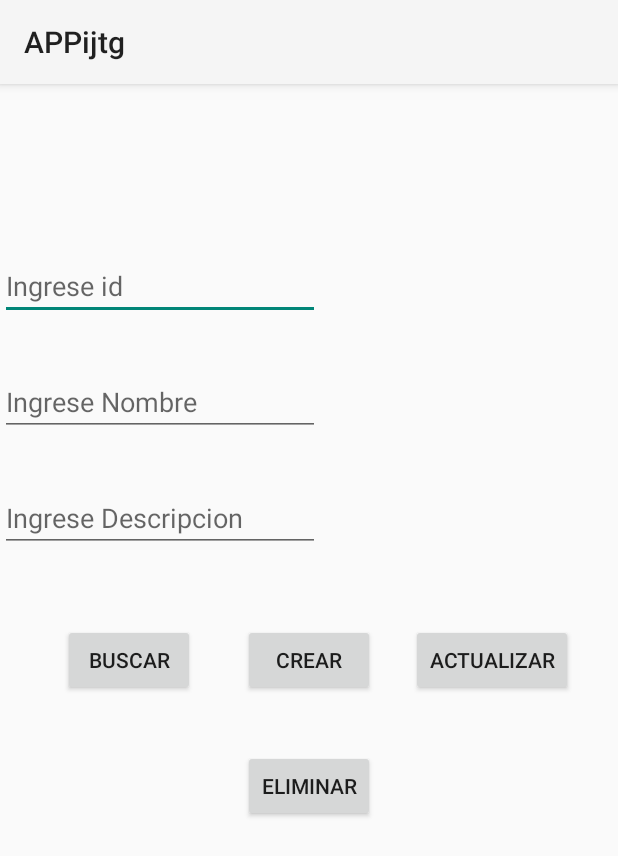
After one commit to EPN-2023B-Moviles-GR1SW/mov-gr1sw-toaquiza-gomez-ismael-jair, an Android app built with Jetpack Compose: the ECrudEntrenador screen opened directly, with no data from a screen before it, on a phone screen of 412 x 824 dp. The commit adds this screen. Shown: the top 856 px of the screen. Run offline under Robolectric (Android 15) with nearby library versions, the phone set to English and light mode, and no system bars.

Commit message:
Hasta interfaz

```diff
--- a/02-Android/app/src/main/AndroidManifest.xml
+++ b/02-Android/app/src/main/AndroidManifest.xml
@@ -12,6 +12,9 @@
         android:supportsRtl="true"
         android:theme="@style/Theme.AppCompat.Light"
         tools:targetApi="31">
+        <activity
+            android:name=".ECrudEntrenador"
+            android:exported="false" />
         <activity
             android:name=".CIntentExplicitoParametros"
             android:exported="false" />
--- /dev/null
+++ b/02-Android/app/src/main/java/com/example/b2023_gr1sw_ijtg/ECrudEntrenador.kt
@@ -0,0 +1,11 @@
+package com.example.b2023_gr1sw_ijtg
+
+import androidx.appcompat.app.AppCompatActivity
+import android.os.Bundle
+
+class ECrudEntrenador : AppCompatActivity() {
+    override fun onCreate(savedInstanceState: Bundle?) {
+        super.onCreate(savedInstanceState)
+        setContentView(R.layout.activity_ecrud_entrenador)
+    }
+}
--- /dev/null
+++ b/02-Android/app/src/main/res/layout/activity_ecrud_entrenador.xml
@@ -0,0 +1,88 @@
+<?xml version="1.0" encoding="utf-8"?>
+<androidx.constraintlayout.widget.ConstraintLayout xmlns:android="http://schemas.android.com/apk/res/android"
+    xmlns:app="http://schemas.android.com/apk/res-auto"
+    xmlns:tools="http://schemas.android.com/tools"
+    android:layout_width="match_parent"
+    android:layout_height="match_parent"
+    tools:context=".ECrudEntrenador">
+
+    <EditText
+        android:id="@+id/input_id"
+        android:layout_width="wrap_content"
+        android:layout_height="wrap_content"
+        android:layout_marginBottom="32dp"
+        android:ems="10"
+        android:hint="Ingrese id"
+        android:inputType="text"
+        app:layout_constraintBottom_toTopOf="@+id/input_nombre"
+        app:layout_constraintEnd_toEndOf="@+id/input_nombre"
+        app:layout_constraintHorizontal_bias="1.0"
+        app:layout_constraintStart_toStartOf="@+id/input_nombre" />
+
+    <EditText
+        android:id="@+id/input_nombre"
+        android:layout_width="wrap_content"
+        android:layout_height="wrap_content"
+        android:layout_marginBottom="32dp"
+        android:ems="10"
+        android:hint="Ingrese Nombre"
+        android:inputType="text"
+        app:layout_constraintBottom_toTopOf="@+id/input_descripcion"
+        app:layout_constraintEnd_toEndOf="@+id/input_descripcion"
+        app:layout_constraintStart_toStartOf="@+id/input_descripcion" />
+
+    <EditText
+        android:id="@+id/input_descripcion"
+        android:layout_width="wrap_content"
+        android:layout_height="wrap_content"
+        android:layout_marginBottom="48dp"
+        android:ems="10"
+        android:hint="Ingrese Descripcion"
+        android:inputType="text"
+        app:layout_constraintBottom_toTopOf="@+id/btn_crear_bdd"
+        tools:layout_editor_absoluteX="100dp"
+        tools:ignore="MissingConstraints" />
+
+    <Button
+        android:id="@+id/btn_crear_bdd"
+        android:layout_width="wrap_content"
+        android:layout_height="wrap_content"
+        android:text="Crear"
+        app:layout_constraintBottom_toBottomOf="parent"
+        app:layout_constraintEnd_toEndOf="parent"
+        app:layout_constraintStart_toStartOf="parent"
+        app:layout_constraintTop_toTopOf="parent" />
+
+    <Button
+        android:id="@+id/btn_actualizar_bdd"
+        android:layout_width="wrap_content"
+        android:layout_height="wrap_content"
+        android:layout_marginStart="24dp"
+        android:text="Actualizar"
+        app:layout_constraintBottom_toBottomOf="@+id/btn_crear_bdd"
+        app:layout_constraintStart_toEndOf="@+id/btn_crear_bdd"
+        app:layout_constraintTop_toTopOf="@+id/btn_crear_bdd"
+        app:layout_constraintVertical_bias="0.0" />
+
+    <Button
+        android:id="@+id/btn_buscar_bdd"
+        android:layout_width="wrap_content"
+        android:layout_height="wrap_content"
+        android:layout_marginEnd="32dp"
+        android:text="Buscar"
+        app:layout_constraintBottom_toBottomOf="@+id/btn_crear_bdd"
+        app:layout_constraintEnd_toStartOf="@+id/btn_crear_bdd"
+        app:layout_constraintTop_toTopOf="@+id/btn_crear_bdd"
+        app:layout_constraintVertical_bias="0.0" />
+
+    <Button
+        android:id="@+id/btn_eliminar_bdd"
+        android:layout_width="wrap_content"
+        android:layout_height="wrap_content"
+        android:layout_marginTop="36dp"
+        android:text="Eliminar"
+        app:layout_constraintEnd_toEndOf="@+id/btn_crear_bdd"
+        app:layout_constraintHorizontal_bias="0.0"
+        app:layout_constraintStart_toStartOf="@+id/btn_crear_bdd"
+        app:layout_constraintTop_toBottomOf="@+id/btn_crear_bdd" />
+</androidx.constraintlayout.widget.ConstraintLayout>
```
Also changed, not shown: 02-Android/app/src/main/java/com/example/b2023_gr1sw_ijtg/EBaseDeDatos.kt (added, +7 -0 lines), 02-Android/app/src/main/java/com/example/b2023_gr1sw_ijtg/ESqliteHelperEntrenador.kt (added, +111 -0 lines), 02-Android/app/src/main/java/com/example/b2023_gr1sw_ijtg/MainActivity.kt (+8 -0 lines), 02-Android/app/src/main/res/layout/activity_main.xml (+9 -0 lines).
